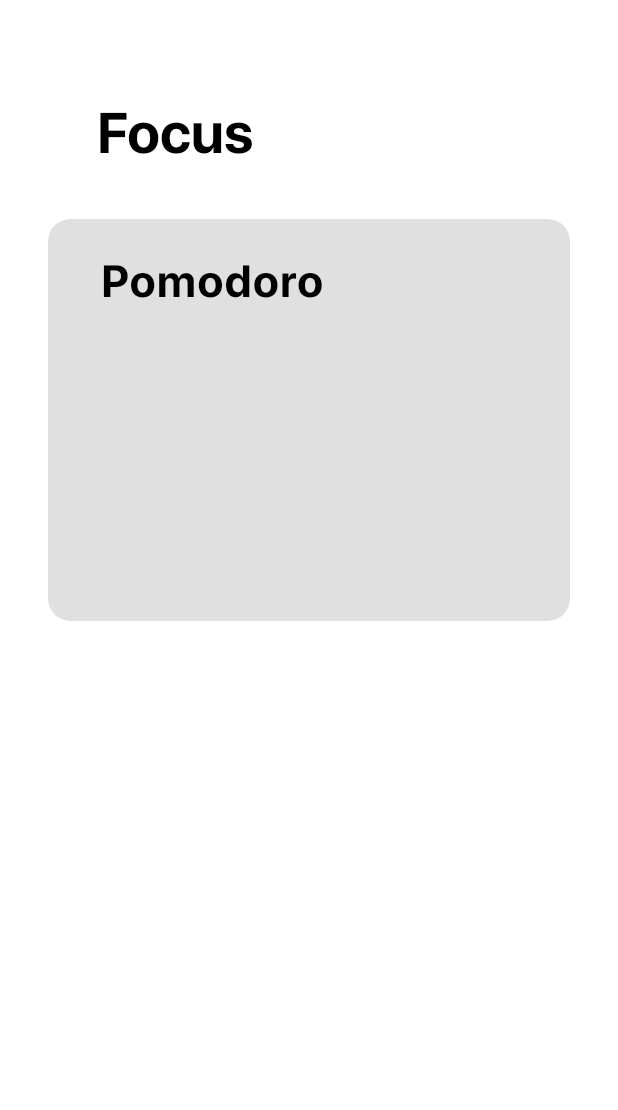
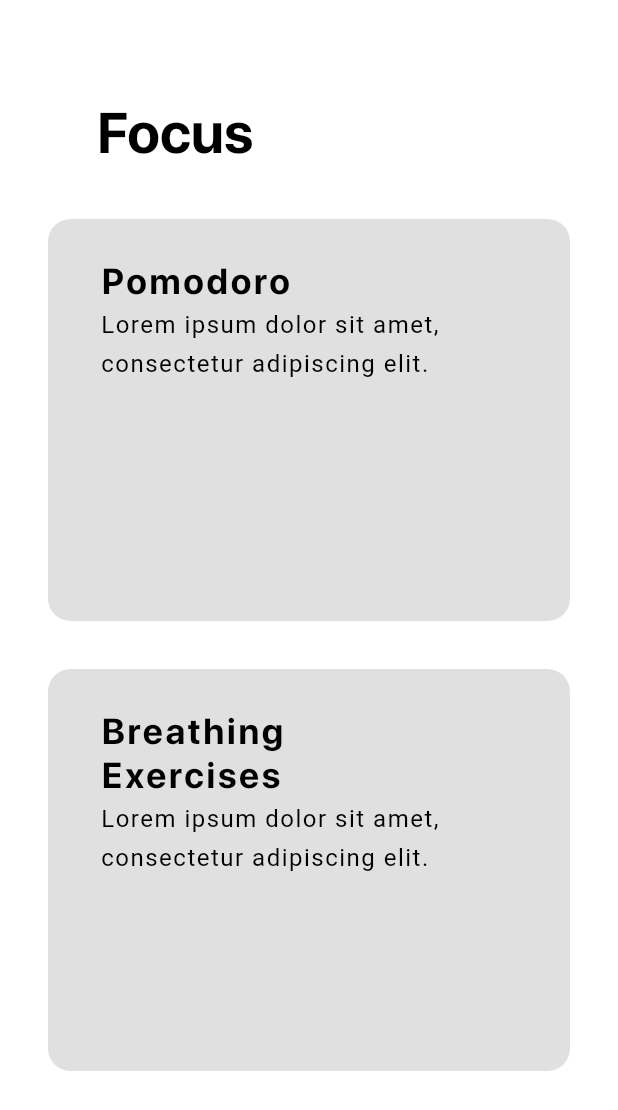
Before and after one commit to fidelledi/beehive_app, a Flutter app: the screen it shows after launch, on a phone screen of 412 x 824 dp. Shown: the top 1110 px of the screen. Run offline on Flutter 3.47's test engine with Material 2 defaults, Android fonts, the light colour scheme and no system bars; Roboto replaces fonts that are missing (SF-Pro-Thin); project files that could hold a hidden picture were left out.

Commit message:
Finished Focus_Main from wireframe

```diff
--- a/lib/Focus/focus_main.dart
+++ b/lib/Focus/focus_main.dart
@@ -26,8 +26,9 @@
             Expanded(
               child: ListView(
                 padding: const EdgeInsets.only(left: 32, right: 32, top: 15),
-                children: <Widget>[Container(
-                  padding: const EdgeInsets.symmetric(horizontal: 35, vertical: 23),
+                children: <Widget>[
+                  Container(
+                  padding: const EdgeInsets.symmetric(horizontal: 35, vertical: 27),
                   height:  268, width: 347,
                   decoration: BoxDecoration(
                     color: Colors.black12,
@@ -43,18 +44,72 @@
                                 style: TextStyle(
                                   fontFamily: 'SF-Pro-Bold',
                                   color: Colors.black,
-                                  fontSize: 30,
-                                  letterSpacing: 1,
+                                  fontSize: 24,
+                                  letterSpacing: 1.8,
                                 ),
+                                ),],
+                                ),
+                              Row(
+                                children: [
+                                  Text(
+                                    "Lorem ipsum dolor sit amet, \nconsectetur adipiscing elit.",
+                                    style: TextStyle(
+                                      fontFamily: 'SF-Pro-Thin',
+                                      color: Colors.black,
+                                      fontSize: 16,
+                                      letterSpacing: 1,
+                                      height: 1.6,
+                                    ),
                     ),
+                                ],
+                              ),
                             ],
+                          ),),
+                          SizedBox(
+                            height: 32,
                           ),
+                          Container(
+                  padding: const EdgeInsets.symmetric(horizontal: 35, vertical: 27),
+                  height:  268, width: 347,
+                  decoration: BoxDecoration(
+                    color: Colors.black12,
+                    borderRadius: BorderRadius.circular(15),
+                  ),
+                    child:
+                      Column(
+                        children: <Widget>[
+                          Row(
+                            children: [
+                              Text(
+                                "Breathing\nExercises",
+                                style: TextStyle(
+                                  fontFamily: 'SF-Pro-Bold',
+                                  color: Colors.black,
+                                  fontSize: 24,
+                                  letterSpacing: 1.8,
+                                ),
+                                ),],
+                                ),
+                              Row(
+                                children: [
+                                  Text(
+                                    "Lorem ipsum dolor sit amet, \nconsectetur adipiscing elit.",
+                                    style: TextStyle(
+                                      fontFamily: 'SF-Pro-Thin',
+                                      color: Colors.black,
+                                      fontSize: 16,
+                                      letterSpacing: 1,
+                                      height: 1.6,
+                                    ),
+                    ),
+                                ],
+                              ),
+                            ],
+                          ),),
                           ],
                       ),
                 ),],
               ),
-            ),
-      ],)
     );
   }
 }
```
